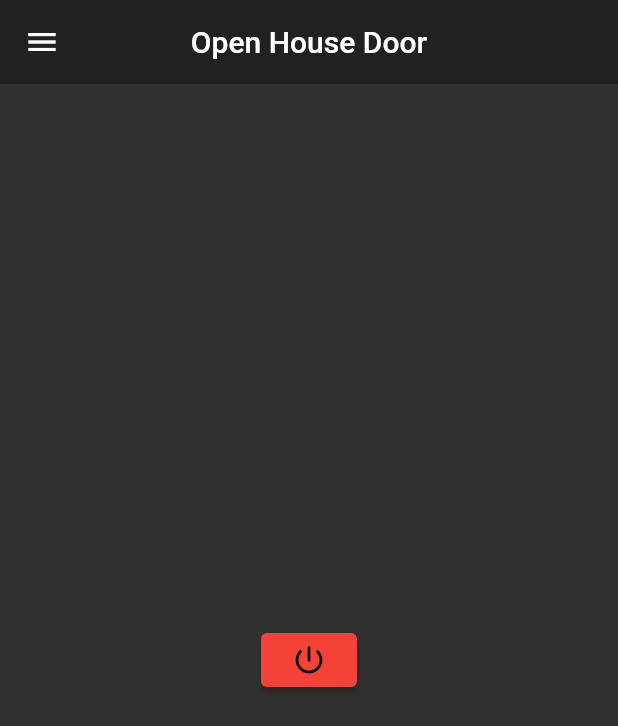
After one commit to HazemIbrahim98/smart_home, a Flutter app: the DoorPage screen opened by its route, on a phone screen of 412 x 824 dp. The commit adds this screen. Shown: the top 726 px of the screen. Run offline on Flutter 3.47's test engine with Material 2 defaults, Android fonts, the phone set to English and light mode, and no system bars; our stand-ins replace date_time_picker, flutter_local_notifications, fluttertoast, google_maps_flutter; missing offline and left inert: ez_mqtt_client, flutter_webview_plugin, google_map_location_picker; Roboto replaces fonts that are missing (OpenSans).

Commit message:
Open door with phone & unified server IP

```diff
--- /dev/null
+++ b/lib/constats.dart
@@ -0,0 +1 @@
+final serverIP = '192.168.1.16';
--- /dev/null
+++ b/lib/door_page.dart
@@ -0,0 +1,64 @@
+import 'package:flutter/material.dart';
+import 'package:ez_mqtt_client/ez_mqtt_client.dart';
+import 'package:smart_home/my_reused_widgets.dart';
+
+import 'constats.dart';
+
+class DoorPage extends StatefulWidget {
+  @override
+  _DoorPageState createState() => _DoorPageState();
+}
+
+class _DoorPageState extends State<DoorPage> {
+  EzMqttClient mqttClient;
+  bool doorOpen = false;
+  @override
+  void initState() {
+    super.initState();
+    _init();
+  }
+
+  void _init() async {
+    mqttClient = EzMqttClient.nonSecure(
+        url: serverIP, clientId: Utils.uuid, enableLogs: false);
+
+    await mqttClient.connect(username: 'admin', password: 'admin');
+    subscribe("Door/State");
+  }
+
+  void sendDoorState(_message) {
+    mqttClient.publishMessage(
+        topic: "Door/State", message: _message, qosLevel: MqttQos.exactlyOnce);
+  }
+
+  Future<void> subscribe(String topic) async {
+    await mqttClient.subscribeToTopic(
+        topic: topic,
+        onMessage: (topic, message) {
+          if (topic == "Door/State" && message == "0") {
+            setState(() {
+              doorOpen = false;
+            });
+          }
+        });
+  }
+
+  void onButtonPressed() {
+    setState(() {
+      doorOpen = true;
+    });
+
+    sendDoorState('1');
+  }
+
+  @override
+  Widget build(BuildContext context) {
+    return Scaffold(
+      appBar: myAppbar(context, 'Open House Door'),
+      drawer: myDrawer(context),
+      body: Container(
+          child:
+              Center(child: myDoorButton(context, doorOpen, onButtonPressed))),
+    );
+  }
+}
--- a/lib/dynamic_alarm_page.dart
+++ b/lib/dynamic_alarm_page.dart
@@ -1,5 +1,4 @@
 import 'dart:convert';
-import 'dart:math';
 
 import 'package:flutter/material.dart';
 import 'package:google_map_location_picker/google_map_location_picker.dart';
@@ -8,7 +7,6 @@ import 'package:smart_home/my_reused_widgets.dart';
 import 'package:http/http.dart' as http;
 import 'package:date_time_picker/date_time_picker.dart';
 import 'package:flutter_local_notifications/flutter_local_notifications.dart';
-import 'package:flutter_ringtone_player/flutter_ringtone_player.dart';
 
 class DynamicAlarmPage extends StatefulWidget {
   @override
--- a/lib/init_IR_page.dart
+++ b/lib/init_IR_page.dart
@@ -2,6 +2,8 @@ import 'package:flutter/material.dart';
 import 'package:smart_home/my_reused_widgets.dart';
 import 'package:flutter_staggered_grid_view/flutter_staggered_grid_view.dart';
 import 'package:ez_mqtt_client/ez_mqtt_client.dart';
+
+import 'constats.dart';
 
 class InfraredPage extends StatefulWidget {
   @override
@@ -22,7 +24,7 @@ class _InfraredPageState extends State<InfraredPage> {
 
   void _init() async {
     mqttClient = EzMqttClient.nonSecure(
-        url: '192.168.1.109', clientId: Utils.uuid, enableLogs: true);
+        url: serverIP, clientId: Utils.uuid, enableLogs: false);
 
     await mqttClient.connect(username: 'admin', password: 'admin');
     subscribe("IR/Init");
--- a/lib/main.dart
+++ b/lib/main.dart
@@ -1,4 +1,5 @@
 import 'package:flutter/material.dart';
+import 'package:smart_home/door_page.dart';
 import 'package:smart_home/remote_page.dart';
 import 'package:smart_home/webpage.dart';
 import 'dynamic_alarm_page.dart';
@@ -22,7 +23,8 @@ class MyApp extends StatelessWidget {
         'Dynamic Alarm Page': (context) => SafeArea(child: DynamicAlarmPage()),
         'Init IR Page': (context) => SafeArea(child: InfraredPage()),
         'Webpage': (context) => SafeArea(child: WebPage()),
-        'Send IR Page': (context) => SafeArea(child: RemotePage())
+        'Send IR Page': (context) => SafeArea(child: RemotePage()),
+        'Door Page': (context) => SafeArea(child: DoorPage())
       },
       home: HomePage(),
     );
--- a/lib/my_reused_widgets.dart
+++ b/lib/my_reused_widgets.dart
@@ -47,6 +47,16 @@ Widget myDrawer(BuildContext context) {
               Navigator.pop(context);
 
             Navigator.pushNamed(context, 'Send IR Page');
+          },
+        ),
+        ListTile(
+          title: Text('Open Door'),
+          onTap: () {
+            Navigator.pop(context);
+            if (ModalRoute.of(context).settings.name != '/')
+              Navigator.pop(context);
+
+            Navigator.pushNamed(context, 'Door Page');
           },
         ),
         ListTile(
@@ -119,6 +129,22 @@ Widget myIRInitButton(BuildContext context, String text, int state,
         ),
       ),
     );
+}
+
+Widget myDoorButton(BuildContext context, bool state, Function onpress) {
+  Color color;
+  if (state)
+    color = Colors.green;
+  else
+    color = Colors.red;
+
+  return Container(
+    child: ElevatedButton(
+        onPressed: onpress,
+        style:
+            ElevatedButton.styleFrom(primary: color, onPrimary: Colors.black),
+        child: Icon(Icons.power_settings_new)),
+  );
 }
 
 Widget myIRSendButton(
--- a/lib/remote_page.dart
+++ b/lib/remote_page.dart
@@ -2,6 +2,8 @@ import 'package:flutter/material.dart';
 import 'package:smart_home/my_reused_widgets.dart';
 import 'package:flutter_staggered_grid_view/flutter_staggered_grid_view.dart';
 import 'package:ez_mqtt_client/ez_mqtt_client.dart';
+
+import 'constats.dart';
 
 class RemotePage extends StatefulWidget {
   @override
@@ -19,7 +21,7 @@ class _RemotePageState extends State<RemotePage> {
 
   void _init() async {
     mqttClient = EzMqttClient.nonSecure(
-        url: '192.168.1.109', clientId: Utils.uuid, enableLogs: true);
+        url: serverIP, clientId: Utils.uuid, enableLogs: false);
 
     await mqttClient.connect(username: 'admin', password: 'admin');
   }
--- a/lib/webpage.dart
+++ b/lib/webpage.dart
@@ -1,5 +1,7 @@
 import 'package:flutter/material.dart';
 import 'package:flutter_webview_plugin/flutter_webview_plugin.dart';
+
+import 'constats.dart';
 
 class WebPage extends StatefulWidget {
   @override
@@ -10,7 +12,7 @@ class _WebPageState extends State<WebPage> {
   @override
   Widget build(BuildContext context) {
     return WebviewScaffold(
-      url: "http://192.168.1.109:8123",
+      url: "http://" + serverIP + ":8123",
       appBar: new AppBar(
         title: new Text("Home Assistant"),
       ),
```
